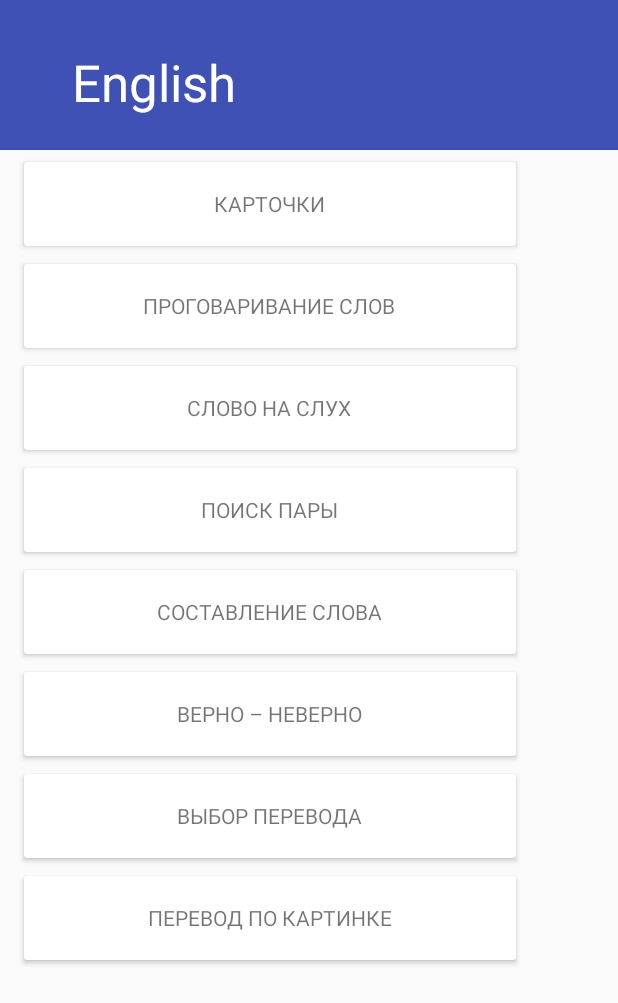
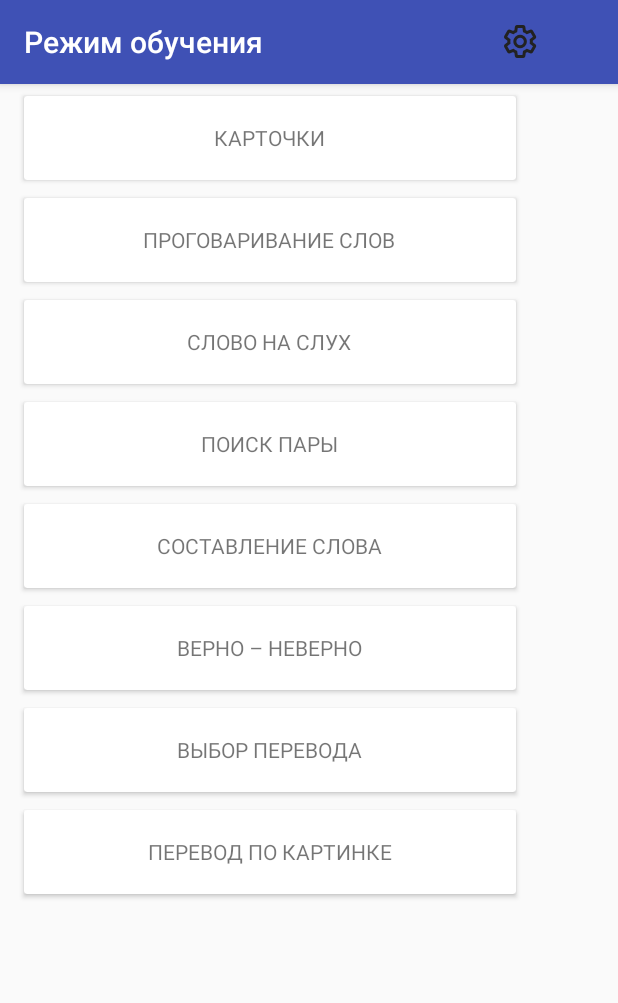
Before and after one commit to bobrusha/study_english, an Android app: the screen it shows after launch (MainActivity), on a phone screen of 412 x 824 dp. Shown: the top 1003 px of the screen. Run offline under Robolectric (Android 15) with nearby library versions, the phone set to English and light mode, and no system bars.

Commit message:
Finished toolbar.

```diff
--- a/app/src/main/java/com/bobrusha/android/yandex/english/ui/activity/MainActivity.java
+++ b/app/src/main/java/com/bobrusha/android/yandex/english/ui/activity/MainActivity.java
@@ -1,9 +1,12 @@
 package com.bobrusha.android.yandex.english.ui.activity;
 
 import android.os.Bundle;
-import android.support.v7.app.ActionBar;
 import android.support.v7.app.AppCompatActivity;
 import android.support.v7.widget.Toolbar;
+import android.util.Log;
+import android.view.View;
+import android.widget.ImageView;
+import android.widget.TextView;
 
 import com.bobrusha.android.yandex.english.R;
 import com.bobrusha.android.yandex.english.ui.fragment.MainFragment;
@@ -16,14 +19,22 @@ public class MainActivity extends AppCompatActivity {
         super.onCreate(savedInstanceState);
         setContentView(R.layout.activity_main);
 
+        Toolbar toolbar = (Toolbar) findViewById(R.id.toolbar);
+        setSupportActionBar(toolbar);
+
+
         if (savedInstanceState == null) {
             getSupportFragmentManager().beginTransaction()
                     .add(R.id.fragment_content, new MainFragment())
                     .commit();
+            ((TextView)findViewById(R.id.toolbar_title)).setText(R.string.main_title);
+            ((ImageView)findViewById(R.id.settings)).setOnClickListener(new View.OnClickListener() {
+                @Override
+                public void onClick(View view) {
+                    Log.v("qq", "qq");
+                }
+            });
         }
-        Toolbar toolbar = (Toolbar) findViewById(R.id.toolbar);
-        setSupportActionBar(toolbar);
 
-        final ActionBar ab = getSupportActionBar();
     }
 }
--- a/app/src/main/res/layout/activity_main.xml
+++ b/app/src/main/res/layout/activity_main.xml
@@ -9,7 +9,7 @@
     <android.support.design.widget.AppBarLayout
         android:id="@+id/appbar"
         android:layout_width="match_parent"
-        android:layout_height="100dp"
+        android:layout_height="wrap_content"
         android:fitsSystemWindows="true"
         android:theme="@style/ThemeOverlay.AppCompat.Dark.ActionBar">
 
@@ -23,29 +23,37 @@
             app:expandedTitleMarginStart="48dp"
             app:layout_scrollFlags="scroll|exitUntilCollapsed">
 
-            <ImageView
-                android:id="@+id/backdrop"
-                android:layout_width="match_parent"
-                android:layout_height="match_parent"
-                android:fitsSystemWindows="true"
-                android:scaleType="centerCrop"
-                app:layout_collapseMode="parallax"/>
-
             <android.support.v7.widget.Toolbar
                 android:id="@+id/toolbar"
                 android:layout_width="match_parent"
                 android:layout_height="?attr/actionBarSize"
                 app:layout_collapseMode="pin"
-                app:popupTheme="@style/ThemeOverlay.AppCompat.Light"/>
+                app:popupTheme="@style/ThemeOverlay.AppCompat.Light">
+
+                <TextView
+                    android:id="@+id/toolbar_title"
+                    style="@style/TextAppearance.AppCompat.Widget.ActionBar.Title"
+                    android:layout_width="320dp"
+                    android:layout_height="wrap_content"
+                    android:textColor="@android:color/white"
+                    />
+
+                <ImageView
+                    android:id="@+id/settings"
+                    android:layout_width="wrap_content"
+                    android:layout_height="wrap_content"
+                    android:src="@drawable/settings"/>
+            </android.support.v7.widget.Toolbar>
 
         </android.support.design.widget.CollapsingToolbarLayout>
 
     </android.support.design.widget.AppBarLayout>
 
     <FrameLayout
-        app:layout_behavior="@string/appbar_scrolling_view_behavior"
         android:id="@+id/fragment_content"
         android:layout_width="match_parent"
-        android:layout_height="match_parent"/>
+        android:layout_height="match_parent"
+        app:layout_behavior="@string/appbar_scrolling_view_behavior"/>
+
 
 </android.support.design.widget.CoordinatorLayout>
--- a/app/src/main/res/layout/frag_main.xml
+++ b/app/src/main/res/layout/frag_main.xml
@@ -1,7 +1,15 @@
 <?xml version="1.0" encoding="utf-8"?>
-
-<android.support.v7.widget.RecyclerView
-    android:id="@+id/rw_trainings"
+<LinearLayout
+    xmlns:android="http://schemas.android.com/apk/res/android"
     android:layout_width="match_parent"
     android:layout_height="match_parent"
-    xmlns:android="http://schemas.android.com/apk/res/android"/>
+    android:orientation="vertical">
+
+
+    <android.support.v7.widget.RecyclerView
+        android:id="@+id/rw_trainings"
+
+        android:layout_width="match_parent"
+        android:layout_height="match_parent"
+        android:layout_gravity="center"/>
+</LinearLayout>
```
Also changed, not shown: app/src/main/res/drawable-hdpi/settings.png (added), app/src/main/res/drawable-mdpi/settings.png (added), app/src/main/res/drawable-xhdpi/settings.png (added), app/src/main/res/drawable-xxhdpi/settings.png (added), app/src/main/res/drawable-xxxhdpi/settings.png (added).
